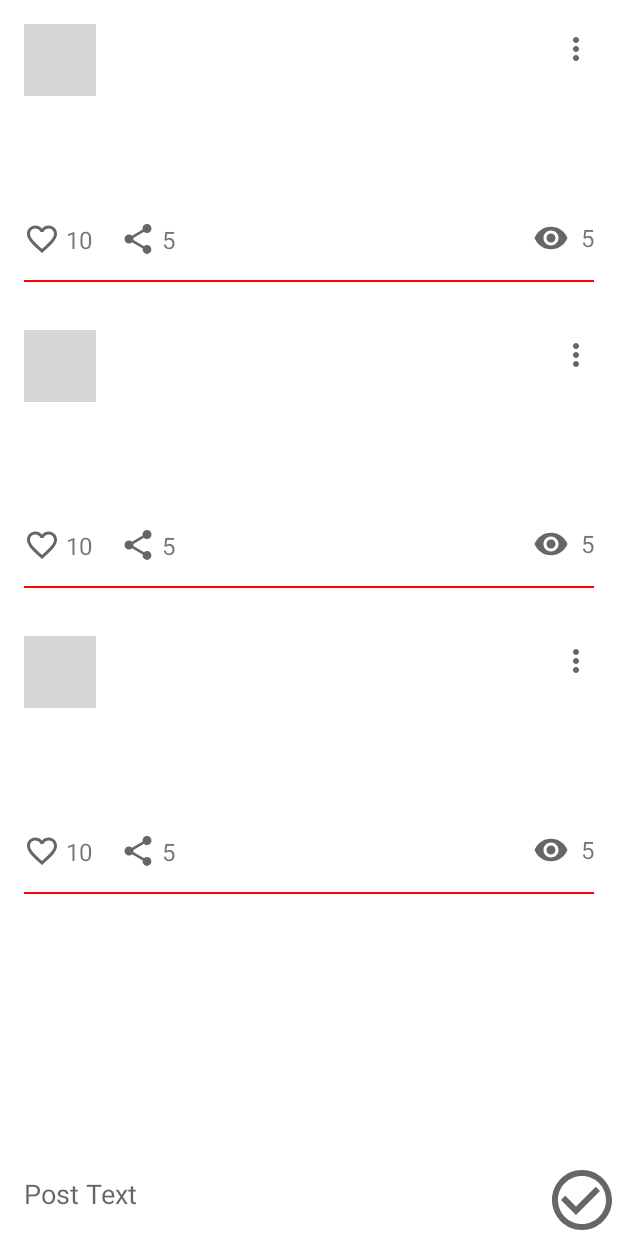
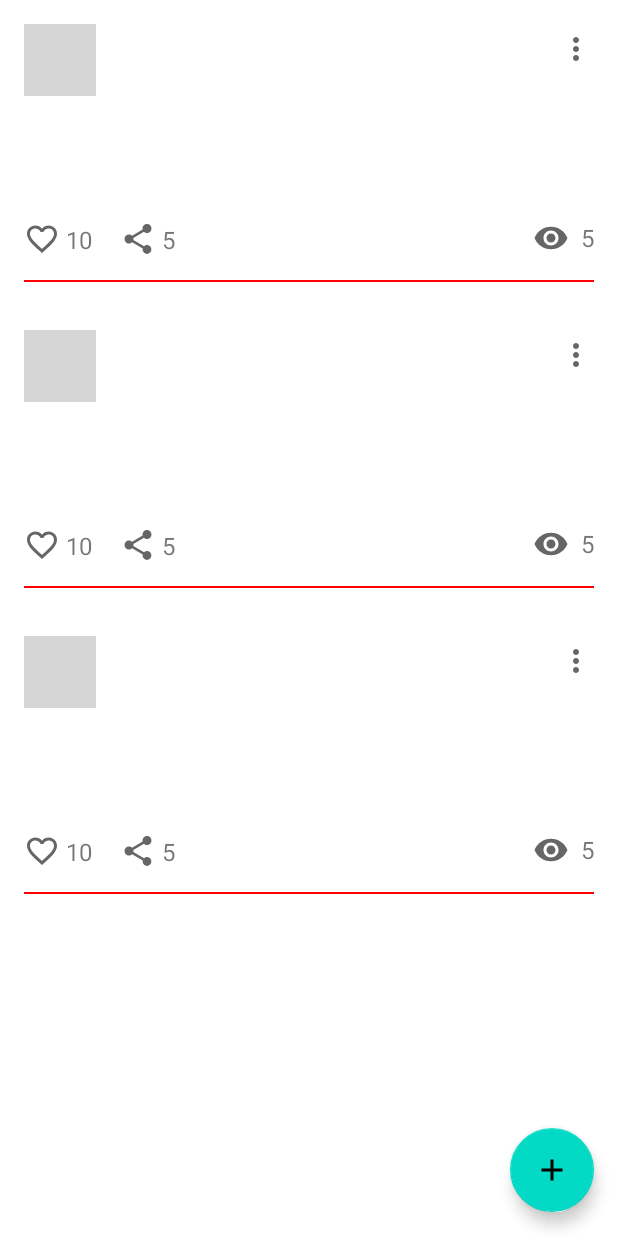
Before and after one commit to OscarBareev/NewMedia, an Android app: the layout activity_main.xml on its own in the app's theme, with its tools: preview values and no code run, on a phone screen of 412 x 824 dp. Run offline under Robolectric (Android 15) with nearby library versions, the phone set to English and light mode, and no system bars; grey boxes are pictures that could not be loaded.

```diff
--- a/app/build.gradle
+++ b/app/build.gradle
@@ -49,11 +49,11 @@ dependencies {
     implementation "androidx.recyclerview:recyclerview:$recyclerview_version"
 
 
-
+    implementation "androidx.fragment:fragment-ktx:1.4.1"
     implementation 'androidx.core:core-ktx:1.7.0'
     implementation 'androidx.appcompat:appcompat:1.4.1'
     implementation "androidx.activity:activity-ktx:1.4.0"
-    implementation 'com.google.android.material:material:1.5.0'
+    implementation 'com.google.android.material:material:1.6.0'
     implementation 'androidx.constraintlayout:constraintlayout:2.1.3'
     testImplementation 'junit:junit:4.13.2'
     androidTestImplementation 'androidx.test.ext:junit:1.1.3'
--- a/app/src/main/java/ru/netology/nmedia/dto/Post.kt
+++ b/app/src/main/java/ru/netology/nmedia/dto/Post.kt
@@ -7,5 +7,6 @@ data class Post(
     val published: String,
     val likedByMe: Boolean = false,
     val likesCount: Int = 0,
-    val shareCount: Int = 0
+    val shareCount: Int = 0,
+    val video: String = ""
 )
--- /dev/null
+++ b/app/src/main/res/drawable/ic_baseline_add_24.xml
@@ -0,0 +1,5 @@
+<vector android:height="24dp" android:tint="#000000"
+    android:viewportHeight="24" android:viewportWidth="24"
+    android:width="24dp" xmlns:android="http://schemas.android.com/apk/res/android">
+    <path android:fillColor="@android:color/white" android:pathData="M19,13h-6v6h-2v-6H5v-2h6V5h2v6h6v2z"/>
+</vector>
--- /dev/null
+++ b/app/src/main/res/drawable/ic_baseline_check_24.xml
@@ -0,0 +1,5 @@
+<vector android:height="24dp" android:tint="#000000"
+    android:viewportHeight="24" android:viewportWidth="24"
+    android:width="24dp" xmlns:android="http://schemas.android.com/apk/res/android">
+    <path android:fillColor="@android:color/white" android:pathData="M9,16.17L4.83,12l-1.42,1.41L9,19 21,7l-1.41,-1.41z"/>
+</vector>
--- a/app/src/main/res/layout/activity_main.xml
+++ b/app/src/main/res/layout/activity_main.xml
@@ -11,87 +11,19 @@
         android:layout_width="match_parent"
         android:layout_height="0dp"
         app:layoutManager="androidx.recyclerview.widget.LinearLayoutManager"
-        app:layout_constraintBottom_toTopOf="@id/toolsTop"
+        app:layout_constraintBottom_toBottomOf="parent"
         app:layout_constraintTop_toTopOf="parent"
         tools:listitem="@layout/post_card" />
 
-    <androidx.constraintlayout.widget.Barrier
-        android:id="@+id/toolsTop"
+    <com.google.android.material.floatingactionbutton.FloatingActionButton
+        android:id="@+id/fab"
         android:layout_width="wrap_content"
         android:layout_height="wrap_content"
-        app:barrierDirection="top"
-        app:constraint_referenced_ids="contentEdTxt, saveBtn, editTxt" />
-
-
-    <ImageView
-        android:id="@+id/editImg"
-        android:layout_width="wrap_content"
-        android:layout_height="wrap_content"
-        android:contentDescription="@string/edit_arrow"
-        android:src="@drawable/ic_baseline_arrow_right_alt_24"
-        app:layout_constraintBottom_toTopOf="@id/contentEdTxt"
-        app:layout_constraintEnd_toStartOf="@id/editImg"
-        app:layout_constraintStart_toStartOf="parent" />
-
-    <ImageButton
-        android:id="@+id/cancelBtn"
-        android:layout_width="wrap_content"
-        android:layout_height="wrap_content"
-        android:background="@android:color/transparent"
-        android:contentDescription="@string/cancel_button"
-        android:src="@drawable/ic_baseline_cancel_24"
-        app:layout_constraintBottom_toTopOf="@id/contentEdTxt"
+        android:layout_margin="@dimen/fab_margin"
+        android:contentDescription="@string/add_post"
+        app:layout_constraintBottom_toBottomOf="parent"
         app:layout_constraintEnd_toEndOf="parent"
-        tools:ignore="RedundantDescriptionCheck" />
-
-    <TextView
-        android:id="@+id/editTxt"
-        android:layout_width="0dp"
-        android:layout_height="wrap_content"
-        android:padding="16dp"
-        android:text="@string/edit_text"
-        app:layout_constraintBottom_toTopOf="@id/contentEdTxt"
-        app:layout_constraintEnd_toStartOf="@+id/cancelBtn"
-        app:layout_constraintStart_toEndOf="@+id/editImg" />
-
-    <androidx.constraintlayout.widget.Barrier
-        android:id="@+id/secondBarrier"
-        android:layout_width="wrap_content"
-        android:layout_height="wrap_content"
-        app:barrierDirection="bottom"
-        app:constraint_referenced_ids="editTxt,cancelBtn,editImg" />
-
-    <androidx.constraintlayout.widget.Group
-        android:id="@+id/group"
-        android:layout_width="wrap_content"
-        android:layout_height="wrap_content"
-        android:visibility="gone"
-        app:constraint_referenced_ids="editImg, editTxt, cancelBtn, secondBarrier" />
-
-    <EditText
-        android:id="@+id/contentEdTxt"
-        android:layout_width="0dp"
-        android:layout_height="wrap_content"
-        android:background="@android:color/transparent"
-        android:hint="@string/post_text"
-        android:importantForAutofill="no"
-        android:inputType="textMultiLine"
-        android:padding="16dp"
-        app:layout_constraintBottom_toBottomOf="parent"
-        app:layout_constraintEnd_toStartOf="@id/saveBtn"
-        app:layout_constraintStart_toStartOf="parent"
-        tools:ignore="DuplicateSpeakableTextCheck" />
-
-    <ImageButton
-        android:id="@+id/saveBtn"
-        android:layout_width="wrap_content"
-        android:layout_height="wrap_content"
-        android:background="@android:color/transparent"
-        android:contentDescription="@string/post_text"
-        android:src="@drawable/ic_baseline_check_circle_outline_24"
-        app:layout_constraintBottom_toBottomOf="@id/contentEdTxt"
-        app:layout_constraintEnd_toEndOf="parent"
-        app:layout_constraintStart_toEndOf="@id/contentEdTxt" />
+        app:srcCompat="@drawable/ic_baseline_add_24" />
 
 
 </androidx.constraintlayout.widget.ConstraintLayout>
--- a/app/src/main/res/values/dimens.xml
+++ b/app/src/main/res/values/dimens.xml
@@ -5,4 +5,5 @@
     <dimen name="iconTxtSize">16sp</dimen>
     <dimen name="img_txt_space">4dp</dimen>
     <dimen name="between_btn_space">36dp</dimen>
+    <dimen name="fab_margin">16dp</dimen>
 </resources>
--- a/app/src/main/res/values/strings.xml
+++ b/app/src/main/res/values/strings.xml
@@ -13,4 +13,8 @@
     <string name="edit_text">Edit text</string>
     <string name="cancel_button">Cancel button</string>
     <string name="edit_arrow">Edit arrow</string>
+    <string name="error_empty_content">Content can\'t be empty</string>
+    <string name="chooser_share_post">Share post</string>
+    <string name="add_post">Add post</string>
+    <string name="save">Save</string>
 </resources>
--- a/build.gradle
+++ b/build.gradle
@@ -2,7 +2,7 @@
 plugins {
     id 'com.android.application' version '7.1.3' apply false
     id 'com.android.library' version '7.1.3' apply false
-    id 'org.jetbrains.kotlin.android' version '1.5.30' apply false
+    id 'org.jetbrains.kotlin.android' version '1.6.21' apply false
 }
 
 task clean(type: Delete) {
```
Also changed, not shown: app/src/main/AndroidManifest.xml (+14 -0 lines), app/src/main/java/ru/netology/nmedia/IntentHandlerActivity.kt (added, +36 -0 lines), app/src/main/java/ru/netology/nmedia/MainActivity.kt (+21 -44 lines), app/src/main/java/ru/netology/nmedia/NewPostActivity.kt (added, +35 -0 lines), app/src/main/java/ru/netology/nmedia/NewPostResultContract.kt (added, +21 -0 lines), app/src/main/res/layout/activity_intent_handler.xml (added, +9 -0 lines), app/src/main/res/layout/activity_new_post.xml (added, +35 -0 lines), 1 other file.
